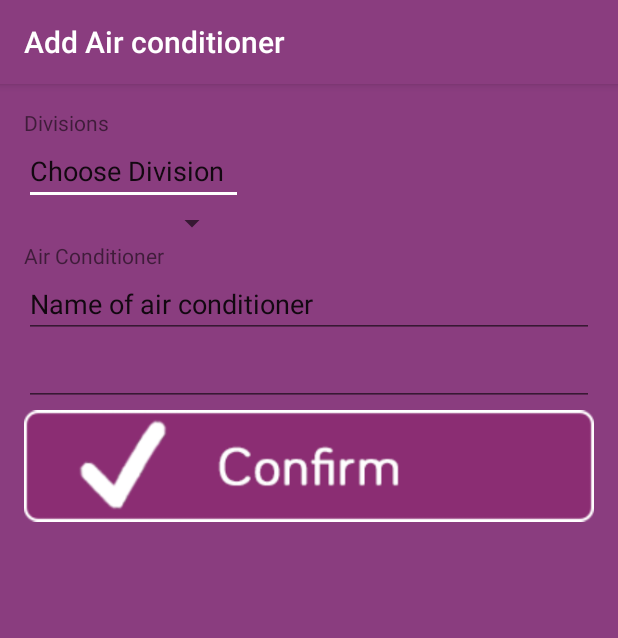
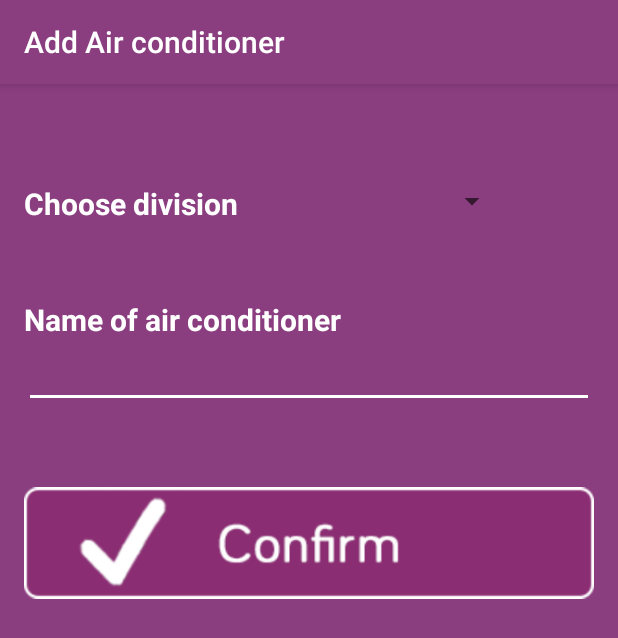
Before and after one commit to zosmak/uControl, an Android app: the addAirConditioner screen opened directly, with no data from a screen before it, on a phone screen of 412 x 824 dp. Shown: the top 638 px of the screen. Run offline under Robolectric (Android 15) with nearby library versions, the phone set to English and light mode, and no system bars; our stand-ins replace Volley; network calls fail.

Commit message:
ac a inserir! Falta listar os acs e arranjar os layouts do add(por igual ao ac)

```diff
--- a/UControlStudio/app/src/main/AndroidManifest.xml
+++ b/UControlStudio/app/src/main/AndroidManifest.xml
@@ -71,7 +71,8 @@
             android:theme="@style/AppThemeAc" />
         <activity android:name=".addTelevision" />
         <activity android:name=".addIllumination" />
-        <activity android:name=".addAirConditioner"
+        <activity
+            android:name=".addAirConditioner"
             android:label="Add Air conditioner"
             android:theme="@style/AppThemeAc"/>
         <activity android:name=".addAudio" />
--- a/UControlStudio/app/src/main/res/layout/activity_add_air_conditioner.xml
+++ b/UControlStudio/app/src/main/res/layout/activity_add_air_conditioner.xml
@@ -14,50 +14,59 @@
     android:weightSum="1"
     android:background="@color/colorPrimaryAc">
 
-    <TextView
-        android:text="Divisions"
+    <LinearLayout
+        android:orientation="horizontal"
         android:layout_width="match_parent"
         android:layout_height="wrap_content"
-        android:id="@+id/division" />
+        android:layout_marginTop="50dp"
+        android:layout_marginBottom="50dp">
 
-    <EditText
-        android:layout_width="146dp"
+        <TextView
+            android:text="Choose division"
+            android:layout_width="wrap_content"
             android:layout_height="wrap_content"
-        android:inputType="textMultiLine"
-        android:ems="10"
-        android:id="@+id/choosedivision"
-        android:text="Choose Division" />
+            android:id="@+id/division"
+            android:textStyle="normal|bold"
+            android:textSize="20sp"
+            android:fontFamily="Bariol"
+            android:textColor="@android:color/white" />
 
         <Spinner
-        android:layout_width="136dp"
             android:layout_height="wrap_content"
-        android:id="@+id/spinner5" />
+            android:id="@+id/spinnerDivionsAc"
+            android:layout_marginLeft="30dp"
+            android:layout_width="150dp" />
+    </LinearLayout>
 
     <TextView
-        android:text="Air Conditioner"
+        android:text="Name of air conditioner"
         android:layout_width="match_parent"
         android:layout_height="wrap_content"
-        android:id="@+id/air_conditioner" />
+        android:id="@+id/air_conditioner"
+        android:textStyle="normal|bold"
+        android:textSize="20sp"
+        android:fontFamily="Bariol"
+        android:textColor="@color/white" />
 
     <EditText
         android:layout_width="match_parent"
         android:layout_height="wrap_content"
-        android:inputType="textMultiLine"
         android:ems="10"
-        android:id="@+id/nameairconditioner"
-        android:text="Name of air conditioner" />
+        android:textColor="@android:color/white"
+        android:id="@+id/nameNewAc"
+        android:layout_marginBottom="50dp"
+        android:inputType="textPersonName" />
 
-    <EditText
+    <LinearLayout
+        android:orientation="horizontal"
         android:layout_width="match_parent"
-        android:layout_height="wrap_content"
-        android:inputType="textMultiLine"
-        android:ems="10"
-        android:id="@+id/editText" />
+        android:layout_height="wrap_content">
 
         <ImageView
-        android:layout_width="match_parent"
+            android:layout_width="wrap_content"
             android:layout_height="wrap_content"
             app:srcCompat="@drawable/arcondicionadoconfirm"
-        android:id="@+id/imageView5" />
+            android:id="@+id/confirmNewAc" />
+    </LinearLayout>
 
 </LinearLayout>
```
Lines whose indentation alone changed are shown as unchanged.
